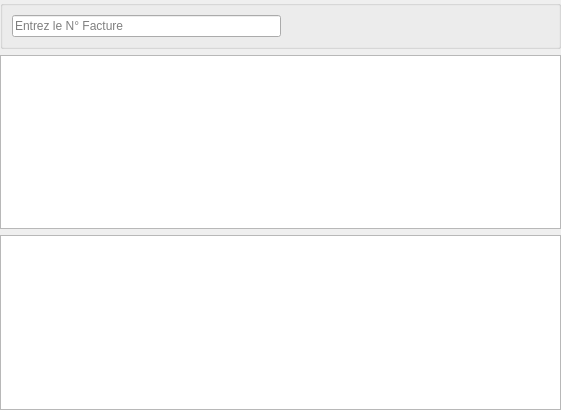
First picture: the form in uifactureslistview.ui, repository CIMFASO/desktop, before the edit.
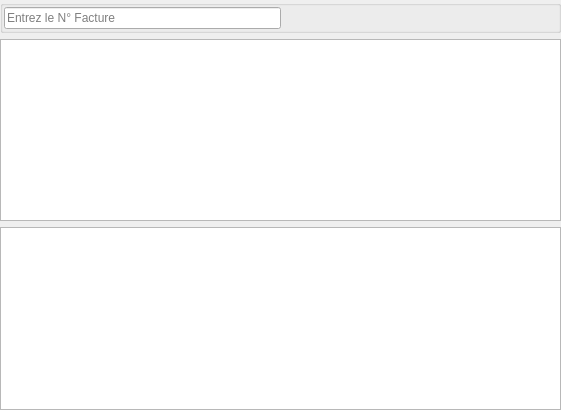
Second picture: the form after the edit.

```diff
--- a/uifactureslistview.ui
+++ b/uifactureslistview.ui
@@ -32,6 +32,18 @@
       <string/>
      </property>
      <layout class="QHBoxLayout" name="horizontalLayout">
+      <property name="leftMargin">
+       <number>1</number>
+      </property>
+      <property name="topMargin">
+       <number>1</number>
+      </property>
+      <property name="rightMargin">
+       <number>1</number>
+      </property>
+      <property name="bottomMargin">
+       <number>1</number>
+      </property>
       <item>
        <widget class="QLineEdit" name="facturesLineEdit">
         <property name="placeholderText">
```
